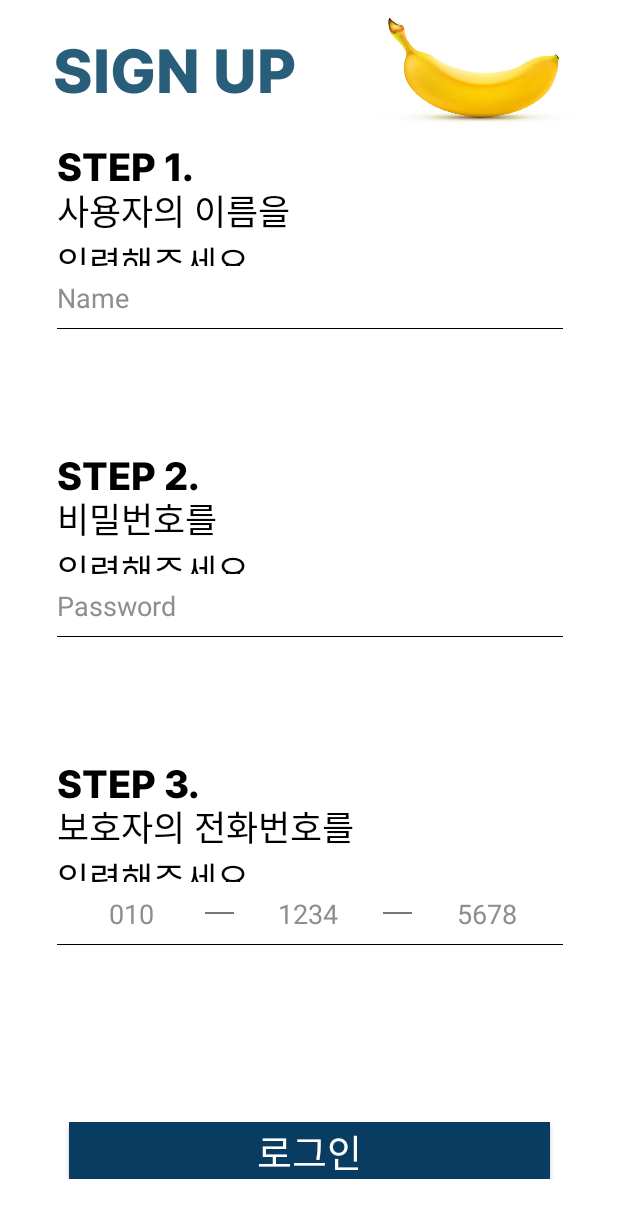
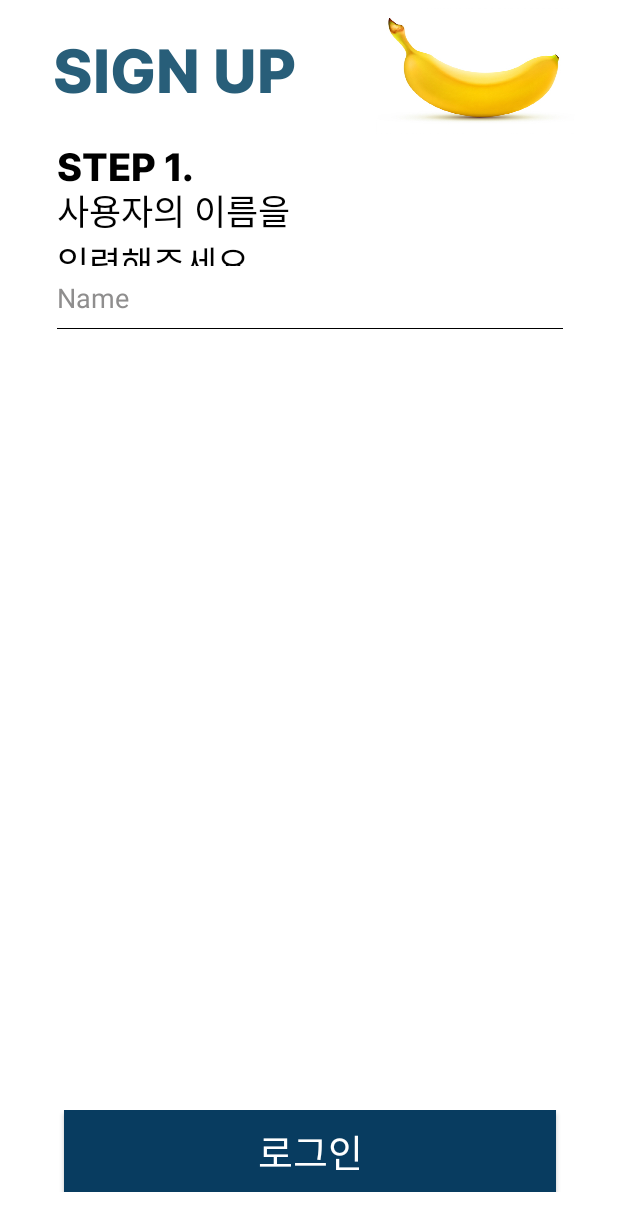
Before and after one commit to Model-Student/model-student, an Android app: the screen it shows after launch (SignUpActivity), on a phone screen of 412 x 824 dp. Shown: the top 1231 px of the screen. Run offline under Robolectric (Android 15) with nearby library versions, the phone set to English and light mode, and no system bars; our stand-ins replace Firebase (no records; nobody signed in at launch, a user with empty details on screens opened directly).

Commit message:
로그인 기능 완성일걸/ 이슈없음

```diff
--- a/app/src/main/java/com/tnedutsledom/modelstudent/SignUpActivity.java
+++ b/app/src/main/java/com/tnedutsledom/modelstudent/SignUpActivity.java
@@ -8,9 +8,12 @@ import android.text.InputFilter;
 import android.text.TextWatcher;
 import android.view.MotionEvent;
 import android.view.View;
+import android.view.animation.Animation;
+import android.view.animation.AnimationUtils;
 import android.view.inputmethod.InputMethodManager;
 import android.widget.Button;
 import android.widget.EditText;
+import android.widget.LinearLayout;
 import android.widget.Toast;
 
 import androidx.annotation.Nullable;
@@ -26,6 +29,9 @@ public class SignUpActivity extends AppCompatActivity {
     Button bt_sign_up_login; //로그인 버튼
     String parent_or_child = "child";// 부모인지 아이인지 확인
     String phone_number = "";//전화번호
+    LinearLayout LL_sigh_up_step2;//step 2
+    LinearLayout LL_sigh_up_step3_child,LL_sigh_up_step3_parent; //아이,부모 Step3 달라지게
+    Animation fade_in,fade_out;//애니메이션
     private FirebaseFirestore firebase_firestore = FirebaseFirestore.getInstance();//파이어스토어 연결
 
     @Override
@@ -44,6 +50,15 @@ public class SignUpActivity extends AppCompatActivity {
         et_sigh_up_second_number_text = findViewById(R.id.et_sigh_up_number_text_2);
         et_sigh_up_third_number_text = findViewById(R.id.et_sigh_up_number_text_3);
         bt_sign_up_login = findViewById(R.id.bt_sign_up_login);
+
+        //Step1,2,3
+        LL_sigh_up_step2 = findViewById(R.id.LL_sigh_up_step2);
+        LL_sigh_up_step3_child = findViewById(R.id.LL_sigh_up_step3_child);
+        LL_sigh_up_step3_parent = findViewById(R.id.LL_sigh_up_step3_parent);
+
+        //애니메이션 지정
+        fade_in = AnimationUtils.loadAnimation(getApplicationContext(),R.anim.fade_in);
+        fade_out = AnimationUtils.loadAnimation(getApplicationContext(),R.anim.fade_out);
 
         //글자 길이 지정
         InputFilter lengthFilter = new InputFilter.LengthFilter(4);
@@ -158,6 +173,50 @@ public class SignUpActivity extends AppCompatActivity {
 
 
     }
+    //Step이 순서대로 나오는 함수
+    void stepEvent(){
+        et_sigh_up_name_text.addTextChangedListener(new TextWatcher() {
+            @Override
+            public void beforeTextChanged(CharSequence s, int start, int count, int after) {
+
+            }
+
+            @Override
+            public void onTextChanged(CharSequence s, int start, int before, int count) {
+
+            }
+
+            @Override
+            public void afterTextChanged(Editable s) {
+                LL_sigh_up_step2.startAnimation(fade_in);
+                LL_sigh_up_step2.setVisibility(View.VISIBLE);
+            }
+        });
+        et_sigh_up_password_text.addTextChangedListener(new TextWatcher() {
+            @Override
+            public void beforeTextChanged(CharSequence s, int start, int count, int after) {
+
+            }
+
+            @Override
+            public void onTextChanged(CharSequence s, int start, int before, int count) {
+
+            }
+
+            @Override
+            public void afterTextChanged(Editable s) {
+                if (parent_or_child.equals("parent")){
+                    LL_sigh_up_step3_child.setVisibility(View.GONE);
+                    LL_sigh_up_step3_parent.startAnimation(fade_in);
+                    LL_sigh_up_step3_parent.setVisibility(View.VISIBLE);
+                }else {
+                    LL_sigh_up_step3_parent.setVisibility(View.GONE);
+                    LL_sigh_up_step3_child.startAnimation(fade_in);
+                    LL_sigh_up_step3_child.setVisibility(View.VISIBLE);
+                }
+            }
+        });
+    }
 
     // 키보드 숨기기
     private void hideKeyboard() {
@@ -172,7 +231,7 @@ public class SignUpActivity extends AppCompatActivity {
     }
 
 
-//    editText가 포커스되고있을때 다른부분 터치시 화면 내려감감
+//    editText가 포커스되고있을때 다른부분 터치시 키보드 내려감
    @Override
     public boolean dispatchTouchEvent(MotionEvent ev) {
         hideKeyboard();
--- a/app/src/main/res/layout/activity_sign_up.xml
+++ b/app/src/main/res/layout/activity_sign_up.xml
@@ -52,8 +52,9 @@
             android:layout_width="match_parent"
             android:layout_height="match_parent"
             android:layout_weight="4" />
-
+<!--STEP 1 시작-->
         <LinearLayout
+            android:id="@+id/LL_sigh_up_step1"
             android:layout_width="match_parent"
             android:layout_height="match_parent"
             android:layout_weight="0.8"
@@ -63,7 +64,8 @@
                 android:layout_width="match_parent"
                 android:layout_height="match_parent"
                 android:layout_weight="1"
-                android:orientation="vertical">
+                android:orientation="vertical"
+                android:visibility="visible">
                 <!--STEP 1-->
                 <TextView
                     android:layout_width="match_parent"
@@ -102,12 +104,14 @@
                     android:layout_height="match_parent"
                     android:layout_weight="1" />
             </LinearLayout>
-
+<!--STEP 2 시작-->
             <LinearLayout
+                android:id="@+id/LL_sigh_up_step2"
                 android:layout_width="match_parent"
                 android:layout_height="match_parent"
                 android:layout_weight="1"
-                android:orientation="vertical">
+                android:orientation="vertical"
+                android:visibility="invisible">
                 <!--STEP 2-->
                 <TextView
                     android:layout_width="match_parent"
@@ -144,13 +148,15 @@
                     android:layout_height="match_parent"
                     android:layout_weight="1" />
             </LinearLayout>
-
+<!--STEP 3-1(자녀) 시작-->
             <LinearLayout
+                android:id="@+id/LL_sigh_up_step3_child"
                 android:layout_width="match_parent"
                 android:layout_height="match_parent"
                 android:layout_weight="1"
-                android:orientation="vertical">
-                <!--STEP 3-->
+                android:orientation="vertical"
+                android:visibility="invisible">
+                <!--STEP 3-1(자녀)-->
                 <TextView
                     android:layout_width="match_parent"
                     android:layout_height="match_parent"
@@ -232,7 +238,48 @@
                         android:textColor="@color/black"
                         android:textColorHint="#8F8E8E" />
                 </LinearLayout>
+                <View
+                    android:layout_width="match_parent"
+                    android:layout_height="match_parent"
+                    android:layout_weight="1" />
+            </LinearLayout>
+<!--STEP 3-2(부모) 시작-->
+            <LinearLayout
+                android:id="@+id/LL_sigh_up_step3_parent"
+                android:layout_width="match_parent"
+                android:layout_height="match_parent"
+                android:layout_weight="1"
+                android:orientation="vertical"
+                android:visibility="gone">
+                <!--STEP 3-2(부모)-->
+                <TextView
+                    android:layout_width="match_parent"
+                    android:layout_height="match_parent"
+                    android:layout_weight="1.4"
+                    android:fontFamily="@font/inter_extrabold_font"
+                    android:text="STEP 3."
+                    android:textColor="@color/black"
+                    android:textSize="25dp" />
+                <TextView
+                    android:layout_width="match_parent"
+                    android:layout_height="match_parent"
+                    android:layout_weight="1.2"
+                    android:fontFamily="@font/inter_medium_font"
+                    android:text="자녀의 이름을 \n입력해주세요."
+                    android:textColor="@color/black"
+                    android:textSize="23dp" />
 
+                <EditText
+                    android:id="@+id/et_sigh_up_child_name_text"
+                    android:layout_width="match_parent"
+                    android:layout_height="match_parent"
+                    android:layout_weight="1.3"
+                    android:background="@drawable/border_edit_bottom"
+                    android:hint="Name"
+                    android:maxLines="1"
+                    android:singleLine="true"
+                    android:textColor="@color/black"
+                    android:textColorHint="#8F8E8E" />
 
                 <View
                     android:layout_width="match_parent"
@@ -257,7 +304,7 @@
         <View
             android:layout_width="match_parent"
             android:layout_height="match_parent"
-            android:layout_weight="1" />
+            android:layout_weight="1.4" />
 
         <LinearLayout
             android:layout_width="match_parent"
@@ -268,7 +315,7 @@
             <View
                 android:layout_width="match_parent"
                 android:layout_height="1dp"
-                android:layout_weight="4" />
+                android:layout_weight="4.4" />
 
             <androidx.appcompat.widget.AppCompatButton
                 android:id="@+id/bt_sign_up_login"
@@ -285,12 +332,12 @@
             <View
                 android:layout_width="match_parent"
                 android:layout_height="1dp"
-                android:layout_weight="4" />
+                android:layout_weight="4.4" />
         </LinearLayout>
 
         <View
             android:layout_width="match_parent"
             android:layout_height="match_parent"
-            android:layout_weight="1" />
+            android:layout_weight="1.4" />
     </LinearLayout>
 </LinearLayout>
```
